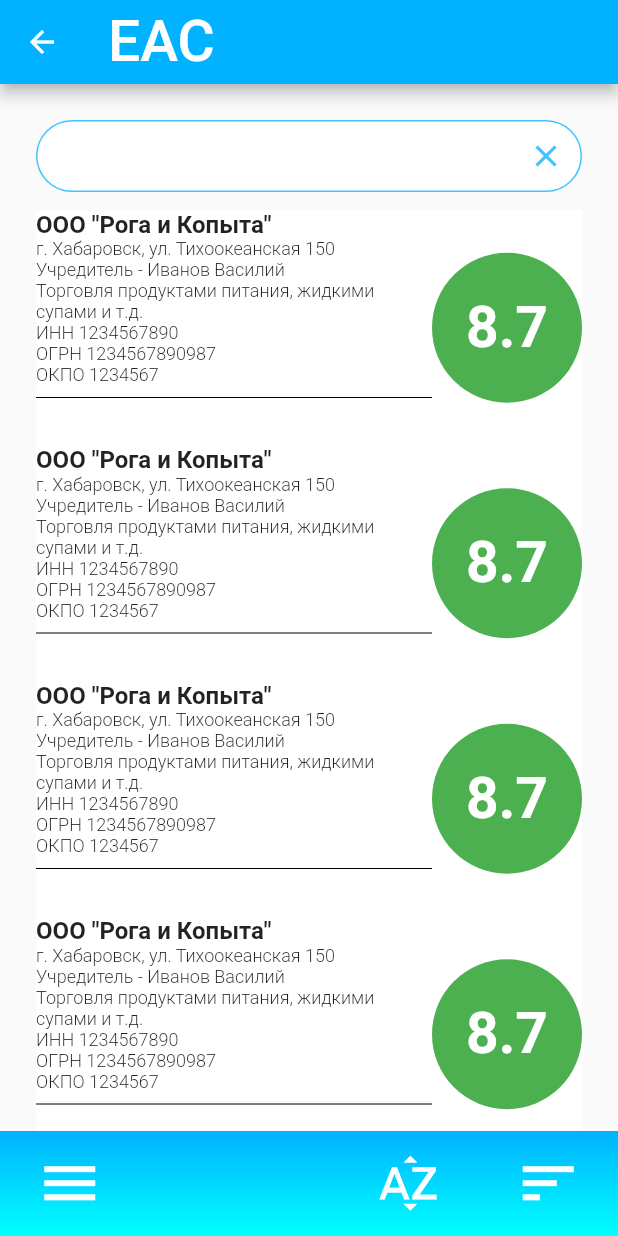
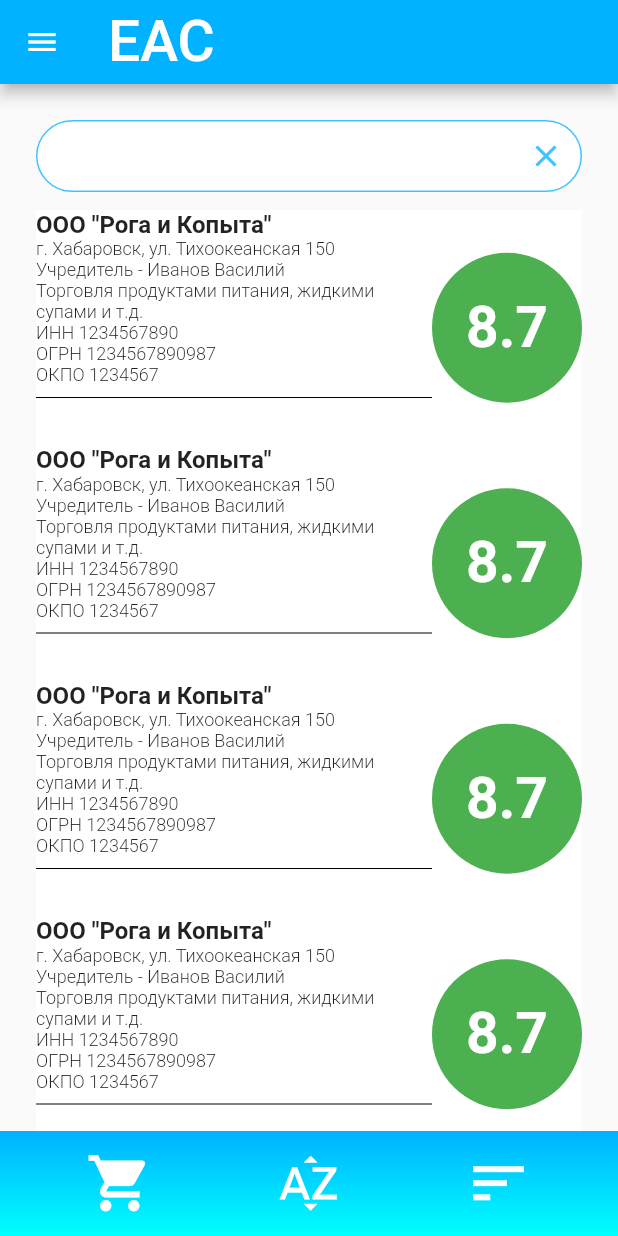
Before and after one commit to MaximRyabovol/EAS, a Flutter app: the MembersListScreen screen opened by its route, on a phone screen of 412 x 824 dp. Run offline on Flutter 3.47's test engine with Material 2 defaults, Android fonts, the phone set to English and light mode, and no system bars; our stand-ins replace flutter_spinkit.

Commit message:
bottom_pannel_update

```diff
--- a/lib/screens/membrs_list_screen.dart
+++ b/lib/screens/membrs_list_screen.dart
@@ -14,6 +14,7 @@ class _MembersListScreenState extends State<MembersListScreen> {
   @override
   Widget build(BuildContext context) {
     return Scaffold(
+      drawer: Drawer(),
       appBar: AppBar(
         title: Text(
           'ЕАС',
@@ -146,18 +147,21 @@ class _MembersListScreenState extends State<MembersListScreen> {
               height: 70.0,
               decoration: kThemeGradient,
               child: Row(
+                mainAxisAlignment: MainAxisAlignment.spaceEvenly,
+                crossAxisAlignment: CrossAxisAlignment.stretch,
                 children: <Widget>[
-                  BottomIcon(icon: Icons.menu),
-                  Spacer(),
-                  Row(
-                    mainAxisAlignment: MainAxisAlignment.spaceBetween,
-                    children: <Widget>[
-                      BottomIcon(icon: Icons.sort_by_alpha),
-                      BottomIcon(
-                        icon: Icons.sort,
-                      )
-                    ],
-                  )
+                  /*BottomIcon(
+                    icon: Icons.menu,
+                  ),*/
+                  BottomIcon(
+                    icon: Icons.shopping_cart,
+                  ),
+                  BottomIcon(
+                    icon: Icons.sort_by_alpha,
+                  ),
+                  BottomIcon(
+                    icon: Icons.sort,
+                  ),
                 ],
               ),
             ),
```
